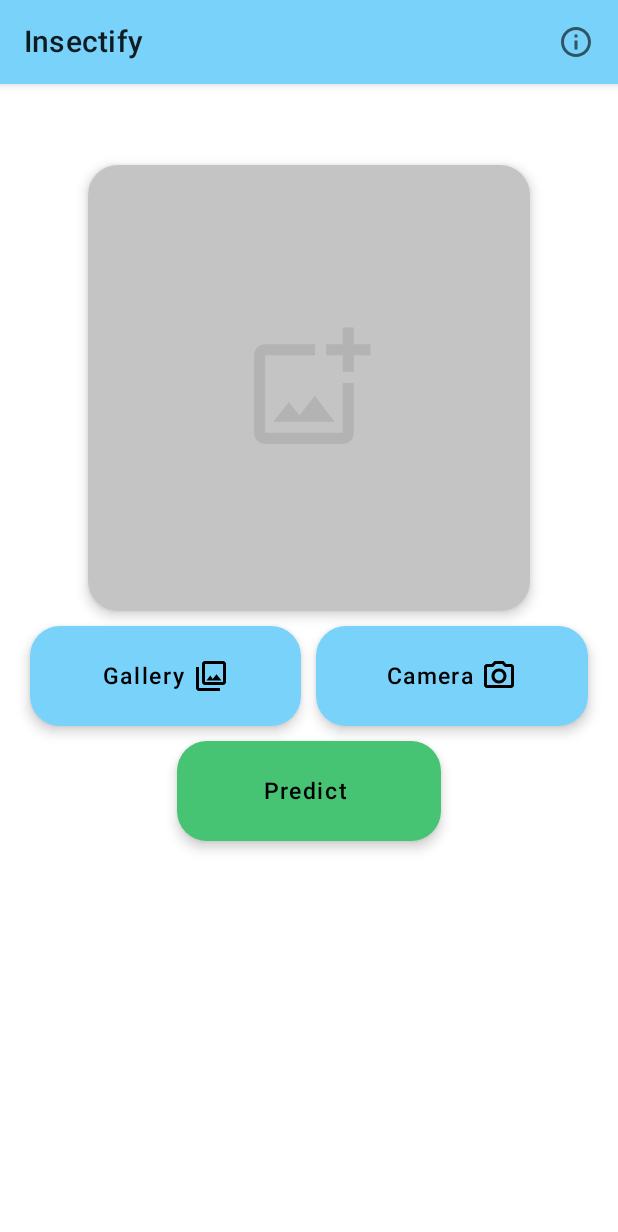
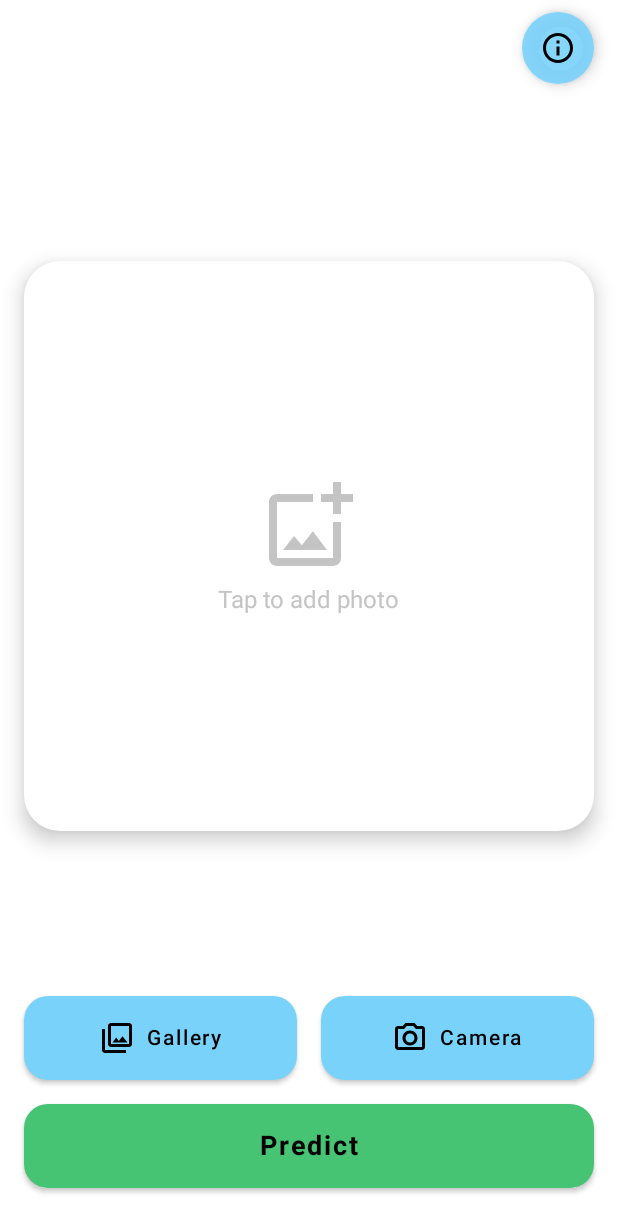
Before and after one commit to R3-da/Insectify, an Android app built with Jetpack Compose: the screen it shows after launch (MainActivity), on a phone screen of 412 x 824 dp. Shown: the top 1232 px of the screen. Run offline under Robolectric (Android 15) with nearby library versions, the light colour scheme and no system bars; libraries missing offline, so code that uses them is left out: org.tensorflow.lite; 1 statement that could not run was skipped.

Commit message:
feat: refactor layout and navigation in Predict and Details screens; enhance user interaction with new floating buttons and improved UI elements

```diff
--- a/app/src/main/java/com/reda/insectify/MainActivity.kt
+++ b/app/src/main/java/com/reda/insectify/MainActivity.kt
@@ -3,20 +3,16 @@ package com.reda.insectify
 import android.os.Bundle
 import androidx.activity.compose.setContent
 import androidx.appcompat.app.AppCompatActivity
-import androidx.navigation.NavHostController
-import androidx.navigation.compose.rememberNavController
 import com.reda.insectify.ui.theme.InsectifyTheme
 import androidx.core.splashscreen.SplashScreen.Companion.installSplashScreen
 
 class MainActivity : AppCompatActivity() {
-    private lateinit var navController: NavHostController
-    override fun onCreate(savedInstantState: Bundle?) {
-        val splashScreen = installSplashScreen()
-        super.onCreate(savedInstantState)
+    override fun onCreate(savedInstanceState: Bundle?) {
+        installSplashScreen()
+        super.onCreate(savedInstanceState)
         setContent {
             InsectifyTheme {
-                navController = rememberNavController()
-                SetupNavGraph(navController = navController)
+                MainScreen()
             }
         }
     }
--- a/app/src/main/java/com/reda/insectify/NavGraph.kt
+++ b/app/src/main/java/com/reda/insectify/NavGraph.kt
@@ -1,24 +1,98 @@
 package com.reda.insectify
 
+import androidx.compose.animation.core.tween
+import androidx.compose.animation.slideInHorizontally
+import androidx.compose.animation.slideOutHorizontally
+import androidx.compose.foundation.layout.*
+import androidx.compose.foundation.pager.HorizontalPager
+import androidx.compose.foundation.pager.rememberPagerState
+import androidx.compose.foundation.shape.CircleShape
+import androidx.compose.material.*
 import androidx.compose.runtime.Composable
-import androidx.navigation.NavHostController
+import androidx.compose.runtime.getValue
+import androidx.compose.runtime.rememberCoroutineScope
+import androidx.compose.ui.Alignment
+import androidx.compose.ui.Modifier
+import androidx.compose.ui.graphics.Color
+import androidx.compose.ui.res.colorResource
+import androidx.compose.ui.res.painterResource
+import androidx.compose.ui.unit.dp
+import androidx.navigation.NavController
 import androidx.navigation.compose.NavHost
 import androidx.navigation.compose.composable
+import androidx.navigation.compose.currentBackStackEntryAsState
+import androidx.navigation.compose.rememberNavController
+import kotlinx.coroutines.launch
 
 @Composable
-fun SetupNavGraph(
-    navController: NavHostController
-) {
-    NavHost(navController = navController, startDestination = Screen.PredictScreen.route) {
-        composable(
-            route = Screen.PredictScreen.route
+fun MainScreen() {
+    val pagerState = rememberPagerState(pageCount = { 2 })
+    val scope = rememberCoroutineScope()
+
+    Column(modifier = Modifier.fillMaxSize()) {
+        // Invisible Top Bar
+        Box(
+            modifier = Modifier
+                .fillMaxWidth()
+                .height(64.dp)
+                .padding(horizontal = 16.dp)
+                .padding(vertical = 8.dp)
         ) {
-            PredictLayout(navController)
+            // Back Button
+            if (pagerState.currentPage == 1) {
+                FloatingNavButton(
+                    icon = R.drawable.ic_baseline_arrow_back_24,
+                    onClick = {
+                        scope.launch {
+                            pagerState.animateScrollToPage(0)
+                        }
+                    },
+                    modifier = Modifier.align(Alignment.CenterStart)
+                )
+            }
+
+            // Info Button (Details)
+            if (pagerState.currentPage == 0) {
+                FloatingNavButton(
+                    icon = R.drawable.ic_outline_info_24,
+                    onClick = {
+                        scope.launch {
+                            pagerState.animateScrollToPage(1)
+                        }
+                    },
+                    modifier = Modifier.align(Alignment.CenterEnd)
+                )
+            }
         }
-        composable(
-            route = Screen.DetailsScreen.route
-        ) {
-            DetailsLayout(navController)
+
+        // Main Content with HorizontalPager
+        HorizontalPager(
+            state = pagerState,
+            modifier = Modifier.fillMaxSize()
+        ) { page ->
+            when (page) {
+                0 -> PredictLayout()
+                1 -> DetailsLayout()
+            }
         }
     }
 }
+
+@Composable
+fun FloatingNavButton(icon: Int, onClick: () -> Unit, modifier: Modifier = Modifier) {
+    Surface(
+        modifier = modifier.size(48.dp),
+        shape = CircleShape,
+        color = colorResource(R.color.blue_light).copy(alpha = 0.9f),
+        elevation = 6.dp
+    ) {
+        IconButton(onClick = onClick) {
+            Icon(
+                painter = painterResource(id = icon),
+                contentDescription = null,
+                tint = Color.Black,
+                modifier = Modifier.size(24.dp)
+            )
+        }
+    }
+}
--- a/app/src/main/java/com/reda/insectify/PredictActivityCompose.kt
+++ b/app/src/main/java/com/reda/insectify/PredictActivityCompose.kt
@@ -45,7 +45,6 @@ import androidx.compose.ui.text.style.TextDecoration
 import androidx.compose.ui.unit.dp
 import androidx.compose.ui.unit.sp
 import androidx.core.content.ContextCompat
-import androidx.navigation.NavController
 import com.reda.insectify.ml.Model
 import org.json.JSONObject
 import org.tensorflow.lite.support.image.TensorImage
@@ -53,9 +52,9 @@ import java.io.BufferedReader
 import java.io.InputStreamReader
 
 
-@SuppressLint("UnusedMaterialScaffoldPaddingParameter", "UnrememberedMutableState")
+@SuppressLint("UnrememberedMutableState")
 @Composable
-fun PredictLayout(navController: NavController) {
+fun PredictLayout() {
 
     val MAX_RESULTS = 20
 
@@ -101,7 +100,6 @@ fun PredictLayout(navController: NavController) {
         }
     }
 
-    // Legacy photo picker for devices below API 33 (Tiramisu)
     val legacyPhotoPickerLauncher = rememberLauncherForActivityResult(
         contract = ActivityResultContracts.GetContent()
     ) { uri: Uri? ->
@@ -143,51 +141,24 @@ fun PredictLayout(navController: NavController) {
         }
     }
 
-    MaterialTheme{
-        Scaffold(
-            topBar = {
-                TopAppBar(title = {Text("Insectify")},
-                    backgroundColor = colorResource(R.color.blue_light),
-                    actions = {
-                        IconButton(onClick = {
-                            navController.navigate(route = Screen.DetailsScreen.route)
-                        }) {
-                            Icon(painterResource(R.drawable.ic_outline_info_24), contentDescription = "")
-                        }
-                    })
-                     }
-        ) {
     Column(
         modifier = Modifier
             .fillMaxSize()
-            ) {
-                Spacer(
-                    modifier = Modifier.weight(0.7f)
-                )
-                Row(
-                    modifier = Modifier
-                        .weight(4f)
-                        .fillMaxWidth(),
-                    horizontalArrangement = Arrangement.Center
+            .padding(16.dp)
     ) {
         Card(
-                        shape = RoundedCornerShape(20.dp),
+            shape = RoundedCornerShape(24.dp),
             modifier = Modifier
-                            .padding(
-                                start = 40.dp,
-                                end = 40.dp,
-                                bottom = 10.dp
-                            )
-                            .aspectRatio(0.99f)
-                            .fillMaxSize(),
-                        backgroundColor = colorResource(R.color.grey),
-                        elevation = 5.dp
+                .fillMaxWidth()
+                .weight(1f)
+                .aspectRatio(1f),
+            backgroundColor = Color.White,
+            elevation = 8.dp
         ) {
             Box(
                 modifier = Modifier
                     .fillMaxSize()
                     .clickable {
-                                    if (bitmap == null) {
                         if (Build.VERSION.SDK_INT >= Build.VERSION_CODES.TIRAMISU) {
                             photoPickerLauncher.launch(
                                 PickVisualMediaRequest(ActivityResultContracts.PickVisualMedia.ImageOnly)
@@ -195,79 +166,58 @@ fun PredictLayout(navController: NavController) {
                         } else {
                             legacyPhotoPickerLauncher.launch("image/*")
                         }
-                                    }
-                                }
+                    },
+                contentAlignment = Alignment.Center
             ) {
+                if (bitmap == null) {
+                    Column(horizontalAlignment = Alignment.CenterHorizontally) {
                         Icon(
                             painter = painterResource(R.drawable.ic_outline_add_photo_alternate_24),
-                                contentDescription = "content description",
-                                modifier = Modifier
-                                    .align(Alignment.Center)
-                                    .alpha(0.1f)
-                                    .fillMaxSize(0.3f)
+                            contentDescription = null,
+                            modifier = Modifier.size(64.dp),
+                            tint = colorResource(R.color.grey)
                         )
+                        Spacer(modifier = Modifier.height(8.dp))
+                        Text(text = "Tap to add photo", color = colorResource(R.color.grey))
                     }
-
-                        bitmap?.let { it1 ->
+                } else {
                     Image(
                         contentDescription = null,
-                                bitmap = it1.asImageBitmap(),
+                        bitmap = bitmap!!.asImageBitmap(),
                         contentScale = ContentScale.Crop,
                         modifier = Modifier.fillMaxSize()
                     )
                 }
             }
         }
+
+        Spacer(modifier = Modifier.height(16.dp))
+
         Row(
-                    modifier = Modifier
-                        .weight(1f)
-                        .padding(
-                            start = 20.dp,
-                            end = 20.dp,
-                            bottom = 10.dp
-                        )
-                        .fillMaxWidth(),
-                    horizontalArrangement = Arrangement.spacedBy(10.dp)
+            modifier = Modifier.fillMaxWidth(),
+            horizontalArrangement = Arrangement.spacedBy(16.dp)
         ) {
             Button(
-                        shape = RoundedCornerShape(20.dp),
-                        colors = ButtonDefaults.buttonColors(
-                            backgroundColor = colorResource(R.color.blue_light),
-                            contentColor = Color.Black
-                        ),
-                        elevation = ButtonDefaults.elevation(5.dp),
-                        modifier = Modifier
-                            .weight(1f)
-                            .fillMaxHeight(),
+                shape = RoundedCornerShape(16.dp),
+                colors = ButtonDefaults.buttonColors(backgroundColor = colorResource(R.color.blue_light)),
+                modifier = Modifier.weight(1f).height(56.dp),
                 onClick = {
                     if (Build.VERSION.SDK_INT >= Build.VERSION_CODES.TIRAMISU) {
-                                photoPickerLauncher.launch(
-                                    PickVisualMediaRequest(ActivityResultContracts.PickVisualMedia.ImageOnly)
-                                )
+                        photoPickerLauncher.launch(PickVisualMediaRequest(ActivityResultContracts.PickVisualMedia.ImageOnly))
                     } else {
                         legacyPhotoPickerLauncher.launch("image/*")
                     }
                 }
             ) {
-                        Text(
-                            text = stringResource(R.string.gallery_button) + " ",
-                            fontSize = 15.sp
-                        )
-                        Icon(
-                            painter = painterResource(R.drawable.ic_outline_photo_library_24),
-                            contentDescription = "content description"
-                        )
+                Icon(painterResource(R.drawable.ic_outline_photo_library_24), contentDescription = null)
+                Spacer(modifier = Modifier.width(8.dp))
+                Text(text = stringResource(R.string.gallery_button))
             }
+
             Button(
-                        shape = RoundedCornerShape(20.dp),
-                        colors = ButtonDefaults.buttonColors(
-                            backgroundColor = colorResource(R.color.blue_light),
-                            contentColor = Color.Black
-                        ),
-                        elevation = ButtonDefaults.elevation(5.dp),
-                        modifier = Modifier
-                            .weight(1f)
-                            .fillMaxHeight(),
+                shape = RoundedCornerShape(16.dp),
+                colors = ButtonDefaults.buttonColors(backgroundColor = colorResource(R.color.blue_light)),
+                modifier = Modifier.weight(1f).height(56.dp),
                 onClick = {
                     val permission = Manifest.permission.CAMERA
                     if (ContextCompat.checkSelfPermission(context, permission) == PackageManager.PERMISSION_GRANTED) {
@@ -278,49 +228,23 @@ fun PredictLayout(navController: NavController) {
                     }
                 }
             ) {
-                        Text(
-                            text = stringResource(R.string.camera_button) + " ",
-                            fontSize = 15.sp
-                        )
-                        Icon(
-                            painter = painterResource(R.drawable.ic_outline_photo_camera_24),
-                            contentDescription = "content description"
-                        )
+                Icon(painterResource(R.drawable.ic_outline_photo_camera_24), contentDescription = null)
+                Spacer(modifier = Modifier.width(8.dp))
+                Text(text = stringResource(R.string.camera_button))
             }
         }
-                Row(
-                    modifier = Modifier
-                        .weight(1f)
-                        .padding(
-                            start = 20.dp,
-                            end = 20.dp,
-                            bottom = 10.dp
-                        )
-                        .fillMaxWidth(),
-                    horizontalArrangement = Arrangement.spacedBy(10.dp)
-                ) {
-                    Spacer(
-                        modifier = Modifier.weight(0.5f)
-                    )
+
+        Spacer(modifier = Modifier.height(16.dp))
+
         Button(
-                        shape = RoundedCornerShape(20.dp),
-                        colors = ButtonDefaults.buttonColors(
-                            backgroundColor = colorResource(R.color.green_harsh),
-                            contentColor = Color.Black
-                        ),
-                        elevation = ButtonDefaults.elevation(5.dp),
-                        modifier = Modifier
-                            .weight(1f)
-                            .fillMaxHeight(),
+            shape = RoundedCornerShape(16.dp),
+            colors = ButtonDefaults.buttonColors(backgroundColor = colorResource(R.color.green_harsh)),
+            modifier = Modifier.fillMaxWidth().height(56.dp),
             onClick = {
                 bitmap?.let {
                     isPredictClicked = true
-                                val resized: Bitmap = Bitmap.createScaledBitmap(bitmap!!, 224, 224, true)
-// Creates inputs for reference.
+                    val resized: Bitmap = Bitmap.createScaledBitmap(it, 224, 224, true)
                     val tBuffer = TensorImage.fromBitmap(resized)
-
-// Runs model inference and gets result.
-
                     val outputs = model.process(tBuffer).probabilityAsCategoryList.apply {
                         sortByDescending { it.score }
                     }.take(MAX_RESULTS)
@@ -330,72 +254,45 @@ fun PredictLayout(navController: NavController) {
                         max3Score[i] = outputs[i].score
                     }
                 } ?: run {
-                                Toast.makeText(context, "Please upload an image !", Toast.LENGTH_SHORT).show()
+                    Toast.makeText(context, "Please upload an image!", Toast.LENGTH_SHORT).show()
+                }
+            }
+        ) {
+            Text(text = stringResource(R.string.predict_button), fontWeight = FontWeight.Bold, fontSize = 18.sp)
         }
 
+        Spacer(modifier = Modifier.height(16.dp))
 
-                        }
+        AnimatedVisibility(
+            visible = isPredictClicked,
+            enter = fadeIn(animationSpec = tween(durationMillis = 500)),
+            modifier = Modifier.weight(1.5f)
         ) {
-                        Text(
-                            text = stringResource(R.string.predict_button) + " ",
-                            fontSize = 15.sp
+            LazyColumn(
+                modifier = Modifier.fillMaxSize(),
+                contentPadding = PaddingValues(bottom = 16.dp)
+            ) {
+                var sum = 0.0f
+                for (i in 0 until MAX_RESULTS) {
+                    if (max3Score[i] != null && max3Score[i]!! > 0.01f) {
+                        item {
+                            PredictItem(
+                                predictString = "${insectsLabels[max3Ind[i].toString()]} : ${"%.2f".format(max3Score[i]!! * 100)}%",
+                                insectId = max3Ind[i].toString()
                             )
                         }
-                    Spacer(
-                        modifier = Modifier.weight(0.5f)
-                    )
-                }
-                Column (
-                    modifier = Modifier
-                        .weight(3.3f)
-                        .fillMaxHeight(),
-                        ) {
-                    AnimatedVisibility(
-                        visible = isPredictClicked,
-                        enter = fadeIn(animationSpec = tween(durationMillis = 500))
-                    ) {
-                        LazyColumn(
-                            modifier = Modifier
-                                .fillMaxWidth()
-                                .fillMaxHeight(),
-                            verticalArrangement = Arrangement.Top,
-                            horizontalAlignment = Alignment.CenterHorizontally
-                        ) {
-                            if (isPredictClicked) {
-
-                                var sum = 0.0f
-                                for (i in 0 until MAX_RESULTS) {
-                                    if (max3Score[i] != 0.0f) {
-                                        item {
-                                            PredictItem(
-                                                predictString = insectsLabels[max3Ind[i].toString()] as String + " : " + "%.2f".format(
-                                                    max3Score[i]!! * 100
-                                                ) + "%"
-                                            , max3Ind[i].toString())
-                                        }
-                                        sum += max3Score[i]!!.toFloat()
-                                    } else {
-                                        break
+                        sum += max3Score[i]!!
                     }
                 }
-                                if (sum != 1.0f) {
-
+                if (isPredictClicked && sum < 0.99f) {
                     item {
-                                        Spacer(
-                                            modifier = Modifier
-                                                .height(20.dp)
+                        Text(
+                            modifier = Modifier.fillMaxWidth().padding(top = 8.dp),
+                            text = "Others : ${"%.2f".format((1f - sum) * 100)}%",
+                            fontSize = 15.sp,
+                            textAlign = TextAlign.Center,
+                            color = Color.Gray
                         )
-                                        Text(
-                                            modifier = Modifier
-                                                .fillMaxWidth(),
-                                            text = "others : " + "%.2f".format(100 - sum * 100) + "%",
-                                            fontSize = 15.sp,
-                                            textAlign = TextAlign.Center
-                                        )
-                                    }
-                                }
-                            }
-                        }
                     }
                 }
             }
@@ -405,60 +302,38 @@ fun PredictLayout(navController: NavController) {
 
 @Composable
 fun PredictItem(predictString : String, insectId : String) {
+    val uriHandler = LocalUriHandler.current
+    val annotatedLinkString = buildAnnotatedString {
+        val parts = predictString.split(" : ")
+        if (parts.size == 2) {
+            val name = parts[0]
+            val score = " : " + parts[1]
 
-    Row (
+            pushStyle(SpanStyle(
+                color = colorResource(R.color.blue_light),
+                fontWeight = FontWeight.Bold,
+                textDecoration = TextDecoration.Underline
+            ))
+            append(name)
+            addStringAnnotation(tag = "URL", annotation = "https://www.gbif.org/species/$insectId", start = 0, end = name.length)
+            pop()
+            append(score)
+        } else {
+            append(predictString)
+        }
+    }
+
+    ClickableText(
         modifier = Modifier
             .fillMaxWidth()
-            .height(30.dp),
-        horizontalArrangement = Arrangement.Center,
-        verticalAlignment = Alignment.CenterVertically
-            ) {
-        val annotatedLinkString: AnnotatedString = buildAnnotatedString {
-
-            val str = predictString
-            val startIndex = 0
-            val endIndex = str.indexOf(":") - 1
-            append(str)
-            addStyle(
-                style = SpanStyle(
-                    color = Color(0xff64B5F6),
-                    fontSize = 15.sp,
-                    fontWeight = FontWeight.Bold,
-                    textDecoration = TextDecoration.Underline,
-                ), start = startIndex, end = endIndex
-            )
-
-            // attach a string annotation that stores a URL to the text "link"
-            addStringAnnotation(
-                tag = "URL",
-                annotation = "https://www.gbif.org/species/$insectId",
-                start = startIndex,
-                end = endIndex
-            )
-
-        }
-
-// UriHandler parse and opens URI inside AnnotatedString Item in Browse
-        val uriHandler = LocalUriHandler.current
-
-// 🔥 Clickable text returns position of text that is clicked in onClick callback
-        ClickableText(
-            modifier = Modifier
-                .weight(1f)
-                .padding(
-                    top = 10.dp
-                )
-                .fillMaxHeight(),
+            .padding(vertical = 4.dp),
         text = annotatedLinkString,
-            style = TextStyle(
-                textAlign = TextAlign.Center),
-            onClick = {
-                annotatedLinkString
-                    .getStringAnnotations("URL", it, it)
-                    .firstOrNull()?.let { stringAnnotation ->
-                        uriHandler.openUri(stringAnnotation.item)
+        style = TextStyle(textAlign = TextAlign.Center, fontSize = 16.sp),
+        onClick = { offset ->
+            annotatedLinkString.getStringAnnotations("URL", offset, offset)
+                .firstOrNull()?.let { annotation ->
+                    uriHandler.openUri(annotation.item)
                 }
         }
     )
 }
-}
```
Also changed, not shown: app/src/main/java/com/reda/insectify/DetailsActivityCompose.kt (+73 -82 lines). Lines whose indentation alone changed are shown as unchanged.
